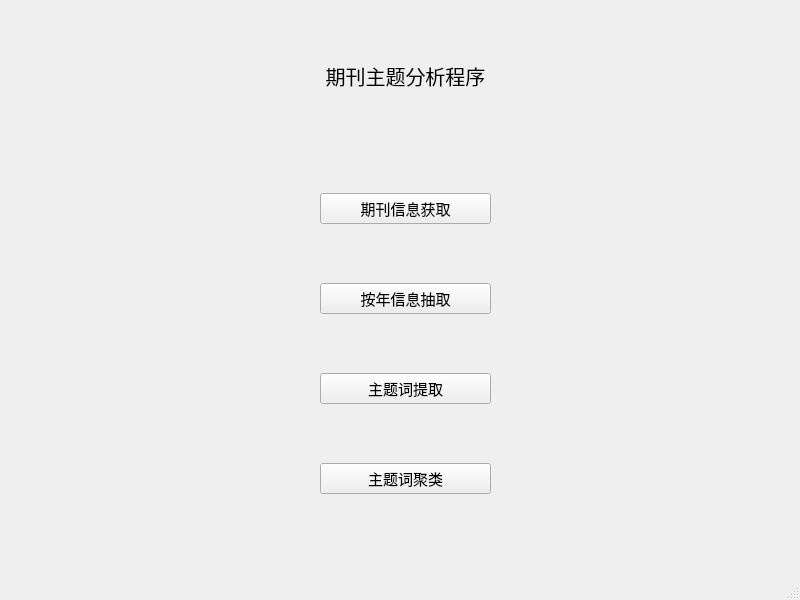
Above: view/ui_main_window.ui from ZUCCBBQ/Ocean before the change. Below: the same form after it.
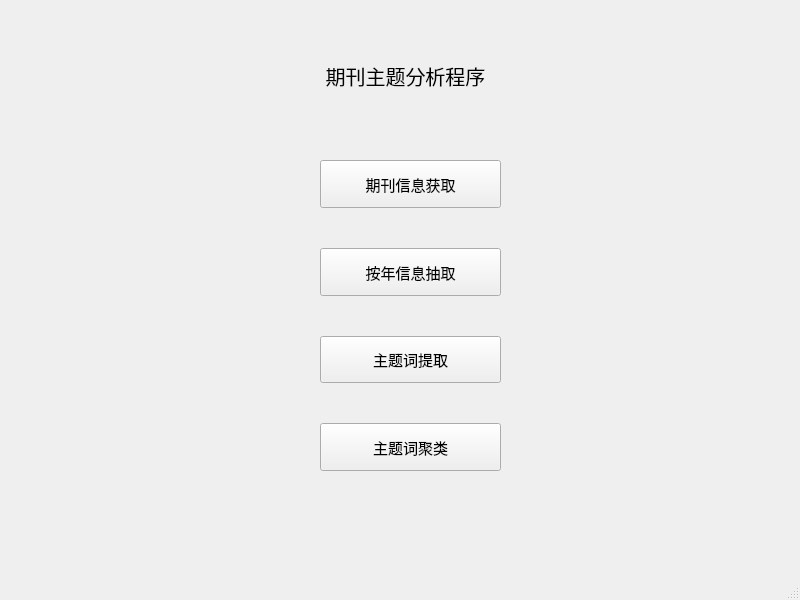
That is the form after the change.

What changed in the file:
```diff
--- a/view/ui_main_window.ui
+++ b/view/ui_main_window.ui
@@ -17,24 +17,39 @@
    <widget class="QWidget" name="layoutWidget">
     <property name="geometry">
      <rect>
-      <x>300</x>
-      <y>140</y>
-      <width>211</width>
-      <height>411</height>
+      <x>290</x>
+      <y>130</y>
+      <width>241</width>
+      <height>371</height>
      </rect>
     </property>
-    <layout class="QVBoxLayout" name="verticalLayout">
+    <layout class="QVBoxLayout" name="verticalLayout" stretch="0,0,0,0">
+     <property name="spacing">
+      <number>40</number>
+     </property>
      <property name="sizeConstraint">
       <enum>QLayout::SetDefaultConstraint</enum>
      </property>
      <property name="leftMargin">
-      <number>20</number>
+      <number>30</number>
+     </property>
+     <property name="topMargin">
+      <number>30</number>
      </property>
      <property name="rightMargin">
-      <number>20</number>
+      <number>30</number>
+     </property>
+     <property name="bottomMargin">
+      <number>30</number>
      </property>
      <item>
       <widget class="QPushButton" name="journalButton">
+       <property name="sizePolicy">
+        <sizepolicy hsizetype="Minimum" vsizetype="Expanding">
+         <horstretch>0</horstretch>
+         <verstretch>0</verstretch>
+        </sizepolicy>
+       </property>
        <property name="font">
         <font>
          <family>黑体</family>
@@ -54,6 +69,12 @@
      </item>
      <item>
       <widget class="QPushButton" name="yearButton">
+       <property name="sizePolicy">
+        <sizepolicy hsizetype="Minimum" vsizetype="Expanding">
+         <horstretch>0</horstretch>
+         <verstretch>0</verstretch>
+        </sizepolicy>
+       </property>
        <property name="font">
         <font>
          <family>黑体</family>
@@ -73,6 +94,12 @@
      </item>
      <item>
       <widget class="QPushButton" name="ldaButton">
+       <property name="sizePolicy">
+        <sizepolicy hsizetype="Minimum" vsizetype="Expanding">
+         <horstretch>0</horstretch>
+         <verstretch>0</verstretch>
+        </sizepolicy>
+       </property>
        <property name="font">
         <font>
          <family>黑体</family>
@@ -92,6 +119,12 @@
      </item>
      <item>
       <widget class="QPushButton" name="apButton">
+       <property name="sizePolicy">
+        <sizepolicy hsizetype="Minimum" vsizetype="Expanding">
+         <horstretch>0</horstretch>
+         <verstretch>0</verstretch>
+        </sizepolicy>
+       </property>
        <property name="font">
         <font>
          <family>黑体</family>
```
